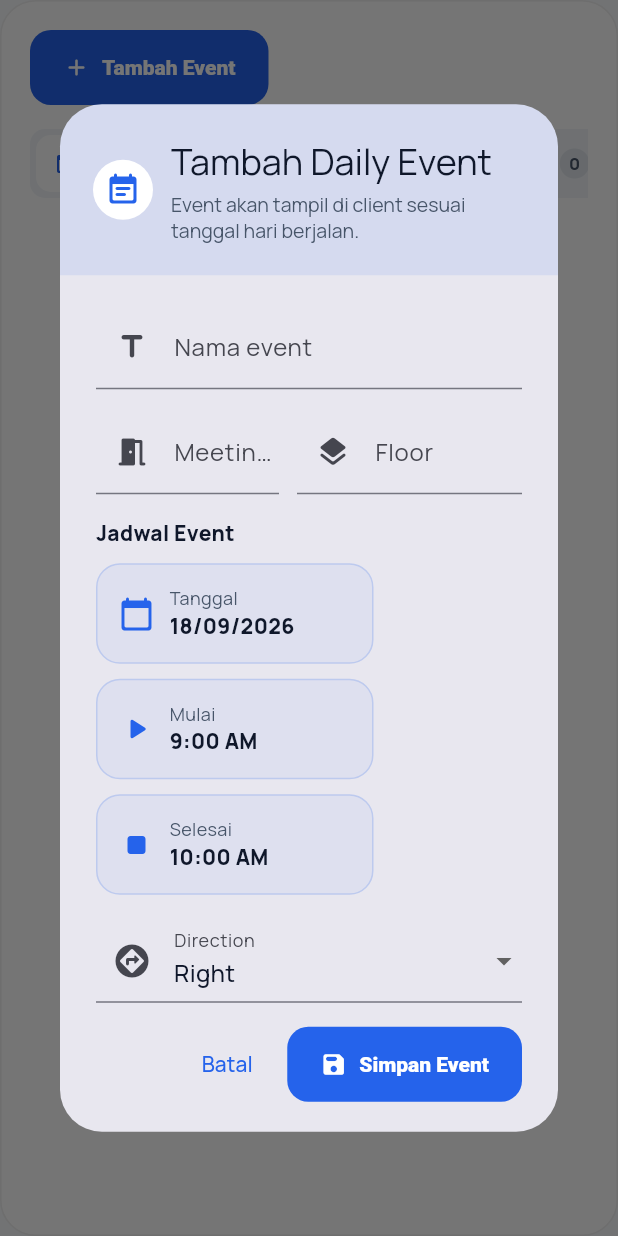
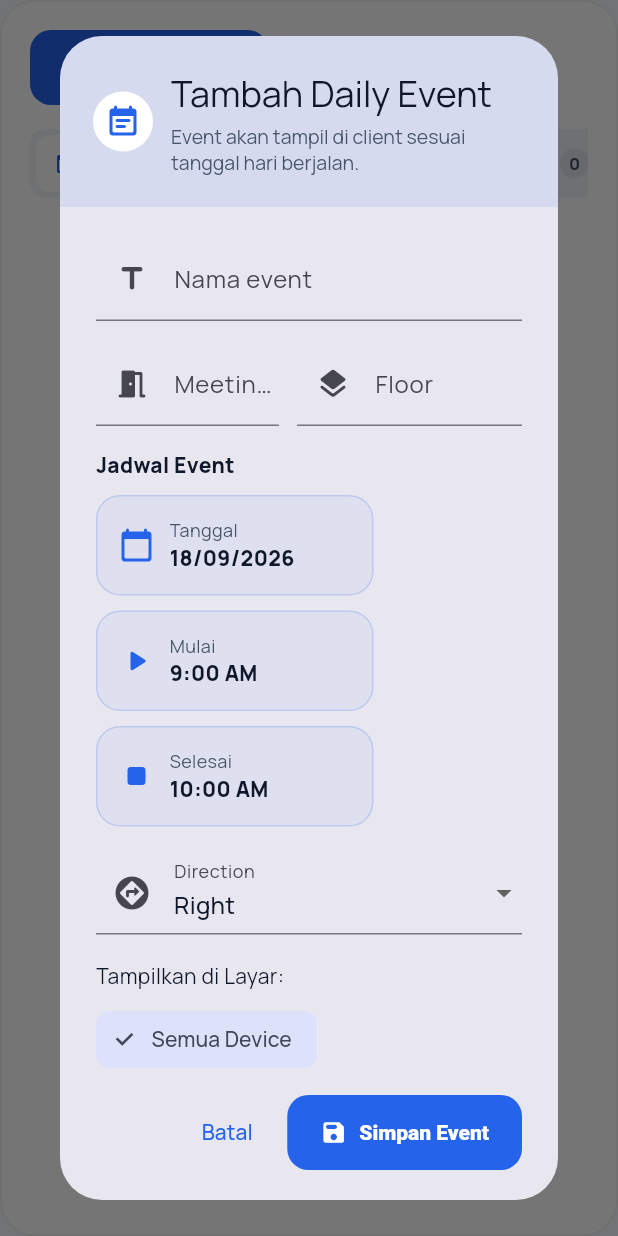
Before and after one commit to kamacostik/costikstudio, a Flutter app: the SignageEventListSection widget shown alone on an empty page, opened directly, after a tap on "Tambah Event", on a phone screen of 412 x 824 dp. Run offline on Flutter 3.47's test engine with Material 3 defaults, Android fonts, the phone set to English and light mode, and no system bars; our stand-ins replace cached_network_image, equatable, file_picker, flutter_bloc, flutter_dotenv, go_router and 2 more; missing offline and left inert: dart:html; accounts and stored records are empty; network calls fail.

Commit message:
feat: target specific signage devices per playlist and event

```diff
--- a/lib/features/signage/cubit/signage_admin_cubit.dart
+++ b/lib/features/signage/cubit/signage_admin_cubit.dart
@@ -259,6 +259,7 @@ class SignageAdminCubit extends Cubit<SignageAdminState> {
     required String name,
     required List<String> mediaIds,
     required bool isEnabled,
+    required List<String> targetDeviceIds,
   }) async {
     _safeEmit(state.copyWith(isSaving: true, clearMessages: true));
     try {
@@ -269,6 +270,7 @@ class SignageAdminCubit extends Cubit<SignageAdminState> {
           mediaId: mediaIds.isNotEmpty ? mediaIds.first : existing?.mediaId,
           path: existing?.path,
           isEnabled: isEnabled,
+          targetDeviceIds: targetDeviceIds,
         ),
       );
       if (saved.id != null && saved.id!.isNotEmpty) {
--- a/lib/features/signage/data/signage_admin_repository.dart
+++ b/lib/features/signage/data/signage_admin_repository.dart
@@ -226,6 +226,7 @@ class SignagePlaylistItem extends Equatable {
     this.mediaId,
     this.path,
     this.isEnabled = true,
+    this.targetDeviceIds = const [],
   });
 
   final String? id;
@@ -233,6 +234,7 @@ class SignagePlaylistItem extends Equatable {
   final String? mediaId;
   final String? path;
   final bool isEnabled;
+  final List<String> targetDeviceIds;
 
   factory SignagePlaylistItem.fromMap(Map<String, dynamic> map) {
     return SignagePlaylistItem(
@@ -252,6 +254,7 @@ class SignagePlaylistItem extends Equatable {
       'media_id': mediaId,
       'path_playlist': path,
       'is_enabled': isEnabled,
+      'target_device_ids': targetDeviceIds.isEmpty ? null : targetDeviceIds,
     };
   }
 
@@ -295,6 +298,7 @@ class SignageEventItem extends Equatable {
     this.startDate,
     this.endDate,
     this.isActive = true,
+    this.targetDeviceIds = const [],
   });
 
   final String? id;
@@ -305,6 +309,7 @@ class SignageEventItem extends Equatable {
   final DateTime? startDate;
   final DateTime? endDate;
   final bool isActive;
+  final List<String> targetDeviceIds;
 
   factory SignageEventItem.fromMap(Map<String, dynamic> map) {
     return SignageEventItem(
@@ -316,6 +321,11 @@ class SignageEventItem extends Equatable {
       startDate: DateTime.tryParse(map['start_date'] as String? ?? ''),
       endDate: DateTime.tryParse(map['end_date'] as String? ?? ''),
       isActive: map['is_active'] as bool? ?? true,
+      targetDeviceIds:
+          (map['target_device_ids'] as List<dynamic>?)
+              ?.map((e) => e as String)
+              .toList() ??
+          const [],
     );
   }
 
@@ -330,6 +340,7 @@ class SignageEventItem extends Equatable {
       'start_date': startDate?.toIso8601String(),
       'end_date': endDate?.toIso8601String(),
       'is_active': isActive,
+      'target_device_ids': targetDeviceIds.isEmpty ? null : targetDeviceIds,
     };
   }
 
@@ -343,6 +354,7 @@ class SignageEventItem extends Equatable {
     startDate,
     endDate,
     isActive,
+    targetDeviceIds,
   ];
 }
 
--- a/lib/features/signage/view/signage_content_sections.dart
+++ b/lib/features/signage/view/signage_content_sections.dart
@@ -2,6 +2,7 @@ import 'package:costikstudio/app/theme/costik_studio_theme.dart';
 import 'package:costikstudio/features/signage/cubit/signage_admin_cubit.dart';
 import 'package:costikstudio/features/signage/data/signage_admin_repository.dart';
 import 'package:costikstudio/features/signage/view/widgets/signage_table_widgets.dart';
+
 import 'dart:ui' as ui;
 
 import 'package:file_picker/file_picker.dart';
@@ -207,17 +208,22 @@ class SignageMediaSection extends StatelessWidget {
                   children: [
                     Expanded(
                       child: OutlinedButton.icon(
-                        onPressed: isUploading ? null : () async {
+                        onPressed: isUploading
+                            ? null
+                            : () async {
                                 final file = await FilePicker.pickFile(
                                   type: FileType.image,
                                 );
                                 if (file == null || !context.mounted) return;
                                 final bytes = await file.readAsBytes();
-                          if (bytes.isEmpty || !dialogContext.mounted) return;
+                                if (bytes.isEmpty || !dialogContext.mounted)
+                                  return;
 
                                 // Validasi format gambar menggunakan image codec
                                 try {
-                            final codec = await ui.instantiateImageCodec(bytes);
+                                  final codec = await ui.instantiateImageCodec(
+                                    bytes,
+                                  );
                                   final frame = await codec.getNextFrame();
                                   frame.image.dispose();
                                   codec.dispose();
@@ -225,7 +231,9 @@ class SignageMediaSection extends StatelessWidget {
                                   if (context.mounted) {
                                     ScaffoldMessenger.of(context).showSnackBar(
                                       const SnackBar(
-                                  content: Text('Format gambar tidak valid. Gunakan PNG, JPG, atau WebP.'),
+                                        content: Text(
+                                          'Format gambar tidak valid. Gunakan PNG, JPG, atau WebP.',
+                                        ),
                                         backgroundColor: Colors.red,
                                       ),
                                     );
@@ -235,8 +243,7 @@ class SignageMediaSection extends StatelessWidget {
 
                                 setState(() => isUploading = true);
                                 try {
-                            final url = await cubit
-                                .uploadMediaImage(
+                                  final url = await cubit.uploadMediaImage(
                                     bytes: bytes,
                                     fileName: file.name,
                                     contentType: _contentTypeFor(file.name),
@@ -259,10 +266,14 @@ class SignageMediaSection extends StatelessWidget {
                             ? const SizedBox(
                                 width: 16,
                                 height: 16,
-                                child: CircularProgressIndicator(strokeWidth: 2),
+                                child: CircularProgressIndicator(
+                                  strokeWidth: 2,
+                                ),
                               )
                             : const Icon(Icons.upload_file_rounded),
-                        label: Text(isUploading ? 'Mengupload...' : 'Upload Gambar'),
+                        label: Text(
+                          isUploading ? 'Mengupload...' : 'Upload Gambar',
+                        ),
                       ),
                     ),
                     const SizedBox(width: 12),
@@ -444,6 +455,7 @@ class SignagePlaylistSection extends StatelessWidget {
   ]) async {
     final nameController = TextEditingController(text: existing?.name ?? '');
     var enabled = existing?.isEnabled ?? true;
+    var targetDeviceIds = existing?.targetDeviceIds.toList() ?? [];
     var selectedIds = <String>[];
     if (existing?.id != null && existing!.id!.isNotEmpty) {
       try {
@@ -572,6 +584,35 @@ class SignagePlaylistSection extends StatelessWidget {
                   title: const Text('Aktif'),
                   onChanged: (value) => setState(() => enabled = value),
                 ),
+                const SizedBox(height: 12),
+                const Text('Tampilkan di Layar:'),
+                const SizedBox(height: 8),
+                Wrap(
+                  spacing: 8,
+                  runSpacing: 8,
+                  children: [
+                    FilterChip(
+                      label: const Text('Semua Device'),
+                      selected: targetDeviceIds.isEmpty,
+                      onSelected: (_) =>
+                          setState(() => targetDeviceIds.clear()),
+                    ),
+                    for (final device in state.devices)
+                      FilterChip(
+                        label: Text(device.name),
+                        selected: targetDeviceIds.contains(device.id),
+                        onSelected: (selected) {
+                          setState(() {
+                            if (selected) {
+                              targetDeviceIds.add(device.id);
+                            } else {
+                              targetDeviceIds.remove(device.id);
+                            }
+                          });
+                        },
+                      ),
+                  ],
+                ),
               ],
             ),
           ),
@@ -607,6 +648,7 @@ class SignagePlaylistSection extends StatelessWidget {
                     name: name,
                     mediaIds: List.of(selectedIds),
                     isEnabled: enabled,
+                    targetDeviceIds: targetDeviceIds,
                   ),
                 );
               },
@@ -623,6 +665,7 @@ class SignagePlaylistSection extends StatelessWidget {
         name: result.name,
         mediaIds: result.mediaIds,
         isEnabled: result.isEnabled,
+        targetDeviceIds: result.targetDeviceIds,
       );
     }
   }
@@ -663,11 +706,13 @@ class _PlaylistDialogResult {
     required this.name,
     required this.mediaIds,
     required this.isEnabled,
+    required this.targetDeviceIds,
   });
 
   final String name;
   final List<String> mediaIds;
   final bool isEnabled;
+  final List<String> targetDeviceIds;
 }
 
 String _playlistVideoLabel(SignagePlaylistItem item, Map<String, int> counts) {
@@ -697,7 +742,9 @@ class SignageEventListSection extends StatelessWidget {
           title: 'Daily Event',
           subtitle: 'Kelola event harian berdasarkan tanggal, jam mulai, dan jam selesai.',
           action: FilledButton.icon(
-            onPressed: state.isSaving ? null : () => _showEventDialog(context),
+            onPressed: state.isSaving
+                ? null
+                : () => _showEventDialog(context, state),
             icon: const Icon(Icons.add_rounded),
             label: const Text('Tambah Event'),
           ),
@@ -857,7 +904,11 @@ class _DailyEventTable extends StatelessWidget {
                       icon: const Icon(Icons.edit_rounded),
                       onPressed: isSaving
                           ? null
-                          : () => _showEventDialog(context, item),
+                          : () => _showEventDialog(
+                              context,
+                              context.read<SignageAdminCubit>().state,
+                              item,
+                            ),
                     ),
                     IconButton(
                       tooltip: 'Hapus event',
@@ -890,7 +941,8 @@ bool _isSameDay(DateTime a, DateTime b) =>
     a.year == b.year && a.month == b.month && a.day == b.day;
 
 Future<void> _showEventDialog(
-  BuildContext context, [
+  BuildContext context,
+  SignageAdminState state, [
   SignageEventItem? existing,
 ]) async {
   final eventController = TextEditingController(
@@ -902,6 +954,7 @@ Future<void> _showEventDialog(
   final floorController = TextEditingController(text: existing?.floor ?? '');
   var direction = existing?.direction ?? 'right';
   var eventDate = existing?.startDate ?? DateTime.now();
+  var targetDeviceIds = existing?.targetDeviceIds.toList() ?? [];
   var startTime = existing?.startDate != null
       ? TimeOfDay(
           hour: existing!.startDate!.hour,
@@ -1078,6 +1131,35 @@ Future<void> _showEventDialog(
                     onChanged: (value) =>
                         setState(() => direction = value ?? 'right'),
                   ),
+                  const SizedBox(height: 18),
+                  const Text('Tampilkan di Layar:'),
+                  const SizedBox(height: 8),
+                  Wrap(
+                    spacing: 8,
+                    runSpacing: 8,
+                    children: [
+                      FilterChip(
+                        label: const Text('Semua Device'),
+                        selected: targetDeviceIds.isEmpty,
+                        onSelected: (_) =>
+                            setState(() => targetDeviceIds.clear()),
+                      ),
+                      for (final device in state.devices)
+                        FilterChip(
+                          label: Text(device.name),
+                          selected: targetDeviceIds.contains(device.id),
+                          onSelected: (selected) {
+                            setState(() {
+                              if (selected) {
+                                targetDeviceIds.add(device.id);
+                              } else {
+                                targetDeviceIds.remove(device.id);
+                              }
+                            });
+                          },
+                        ),
+                    ],
+                  ),
                 ],
               ),
             ),
@@ -1136,6 +1218,7 @@ Future<void> _showEventDialog(
                     startDate: startDateTime,
                     endDate: endDateTime,
                     isActive: existing?.isActive ?? true,
+                    targetDeviceIds: targetDeviceIds,
                   ),
                 );
               },
```
Also changed, not shown: 2 other files. Lines whose indentation alone changed are shown as unchanged.
